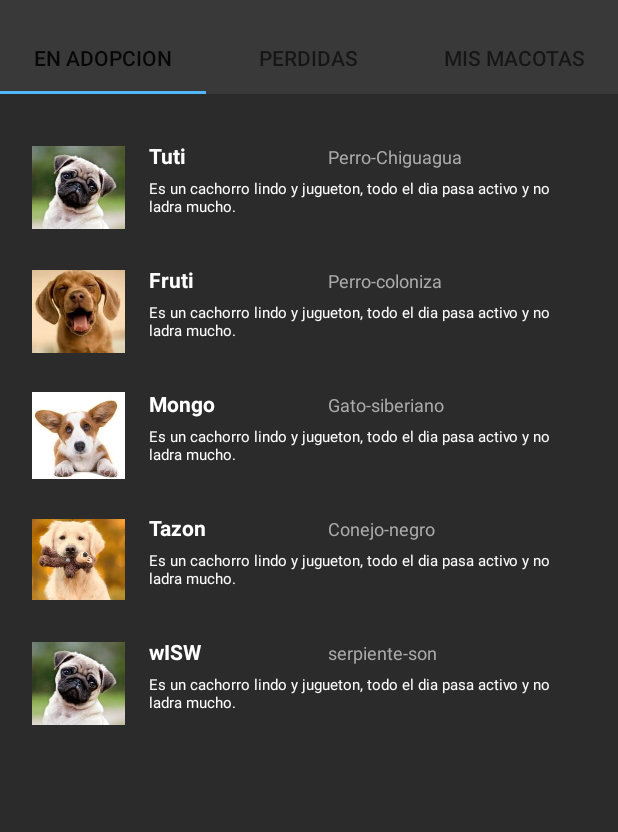
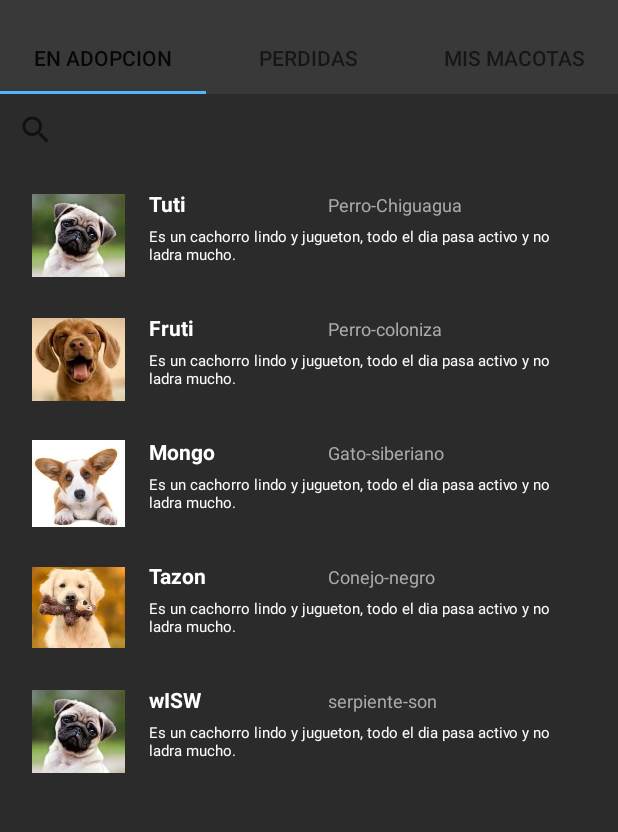
Before and after one commit to iliestefa/Mascotas, an Android app: the screen it shows after launch (Inicio), on a phone screen of 412 x 824 dp, the part 62-894 px from its top. Run offline under Robolectric (Android 15) with nearby library versions, the phone set to English and light mode, and no system bars.

Commit message:
Ya vale el buscar

```diff
--- a/FindPet/app/src/main/res/layout/adopcion_fragment.xml
+++ b/FindPet/app/src/main/res/layout/adopcion_fragment.xml
@@ -12,11 +12,19 @@
         android:layout_height="match_parent"
         android:orientation="vertical">
 
+        <SearchView
+            android:id="@+id/buscador"
+            android:layout_width="match_parent"
+            android:layout_height="wrap_content" />
+
         <android.support.v7.widget.RecyclerView
             android:id="@+id/adopcion_recyclerview"
-            android:layout_width="391dp"
-            android:layout_height="516dp"
-            android:padding="16dp"
+            android:layout_width="match_parent"
+            android:layout_height="match_parent"
+            android:paddingLeft="16dp"
+            android:paddingTop="0dp"
+            android:paddingRight="16dp"
+            android:paddingBottom="16dp"
             android:visibility="visible">
 
         </android.support.v7.widget.RecyclerView>
```
Also changed, not shown: FindPet/app/src/main/java/com/example/ilian/findpetcom/Metodos.java (+38 -9 lines), FindPet/app/src/main/java/com/example/ilian/findpetcom/fragments/FragmentEnAdopcion.java (+25 -0 lines).
